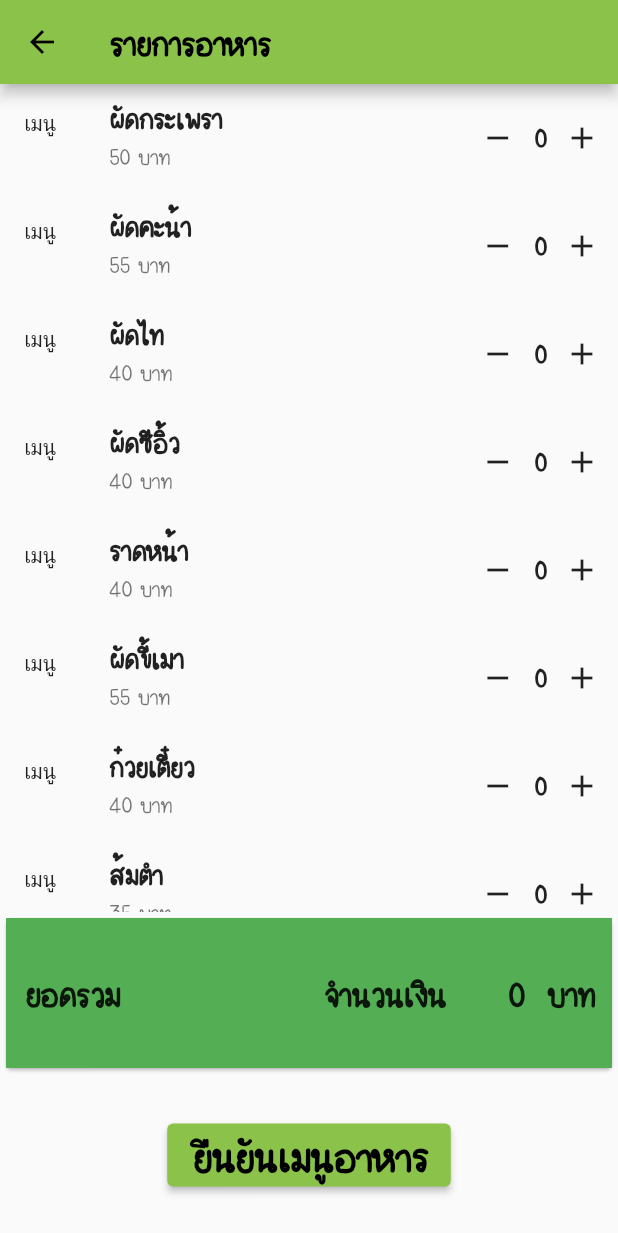
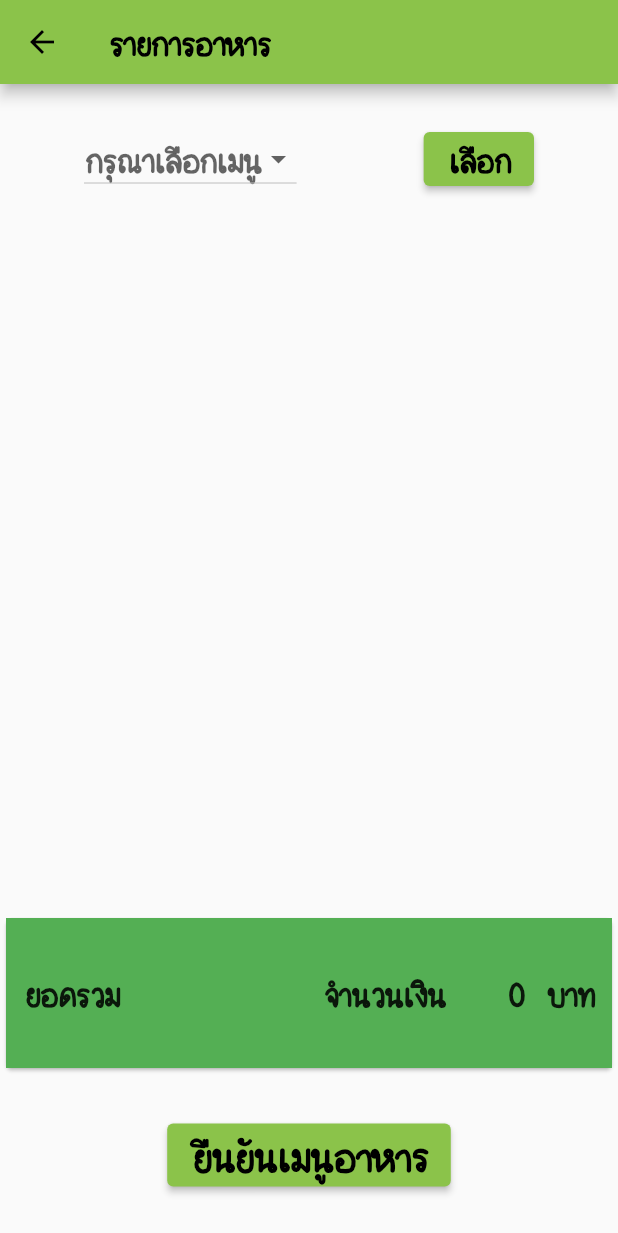
Before and after one commit to Wintech-thekop/tamsung, a Flutter app: the SelectFood screen opened directly, on a phone screen of 412 x 824 dp. Shown: the top 1233 px of the screen. Run offline on Flutter 3.47's test engine with Material 2 defaults, Android fonts, the light colour scheme and no system bars.

Commit message:
POS_Tamsang EP4

```diff
--- a/lib/screen/select_food.dart
+++ b/lib/screen/select_food.dart
@@ -1,4 +1,6 @@
 import 'package:flutter/material.dart';
+import 'package:flutter/src/widgets/container.dart';
+import 'package:flutter/src/widgets/framework.dart';
 import 'package:provider/provider.dart';
 
 import 'package:tamsang/provider/store.dart';
@@ -11,8 +13,10 @@ class SelectFood extends StatefulWidget {
 }
 
 class _SelectFoodState extends State<SelectFood> {
-  bool check = false;
-  List listFoods = [
+  int checkRepaet = 0;
+  List listFoods = [];
+
+  List dropDownFoods = [
     {
       'pic': 'เมนู',
       'name': 'ผัดกระเพรา',
@@ -84,6 +88,10 @@ class _SelectFoodState extends State<SelectFood> {
       'sum': 0,
     },
   ];
+
+  String? dropDown;
+  Object? addMenu;
+
   @override
   Widget build(BuildContext context) {
     int sumAll = 0;
@@ -102,6 +110,67 @@ class _SelectFoodState extends State<SelectFood> {
       body: SafeArea(
         child: Column(
           children: [
+            Container(
+              width: 300,
+              height: 100,
+              child: Row(
+                mainAxisAlignment: MainAxisAlignment.spaceBetween,
+                children: [
+                  DropdownButton(
+                    hint: const Text(
+                      "กรุณาเลือกเมนู",
+                      style: TextStyle(
+                        fontSize: 24,
+                        fontFamily: 'fonttintinver2update',
+                        fontWeight: FontWeight.bold,
+                      ),
+                    ),
+                    value: dropDown,
+                    items: dropDownFoods
+                        .map(
+                          (item) => DropdownMenuItem(
+                            onTap: () => setState(() => addMenu = item),
+                            value: item['name'],
+                            child: Text(
+                              item['name'],
+                              style: const TextStyle(
+                                fontSize: 24,
+                                fontFamily: 'fonttintinver2update',
+                                fontWeight: FontWeight.bold,
+                              ),
+                            ),
+                          ),
+                        )
+                        .toList(),
+                    onChanged: (item) {
+                      setState(() {
+                        dropDown = item.toString();
+                      });
+                    },
+                  ),
+                  ElevatedButton(
+                    onPressed: () => setState(() {
+                      checkRepaet = 0;
+
+                      listFoods
+                          .map((e) => e == addMenu ? checkRepaet++ : null)
+                          .toList();
+                      if ((dropDown != null) && (checkRepaet == 0)) {
+                        listFoods.add(addMenu);
+                      }
+                    }),
+                    child: const Text(
+                      'เลือก',
+                      style: TextStyle(
+                        fontSize: 24,
+                        fontFamily: 'fonttintinver2update',
+                        fontWeight: FontWeight.bold,
+                      ),
+                    ),
+                  ),
+                ],
+              ),
+            ),
             Expanded(
               child: ListView.builder(
                 itemCount: listFoods.length,
```
